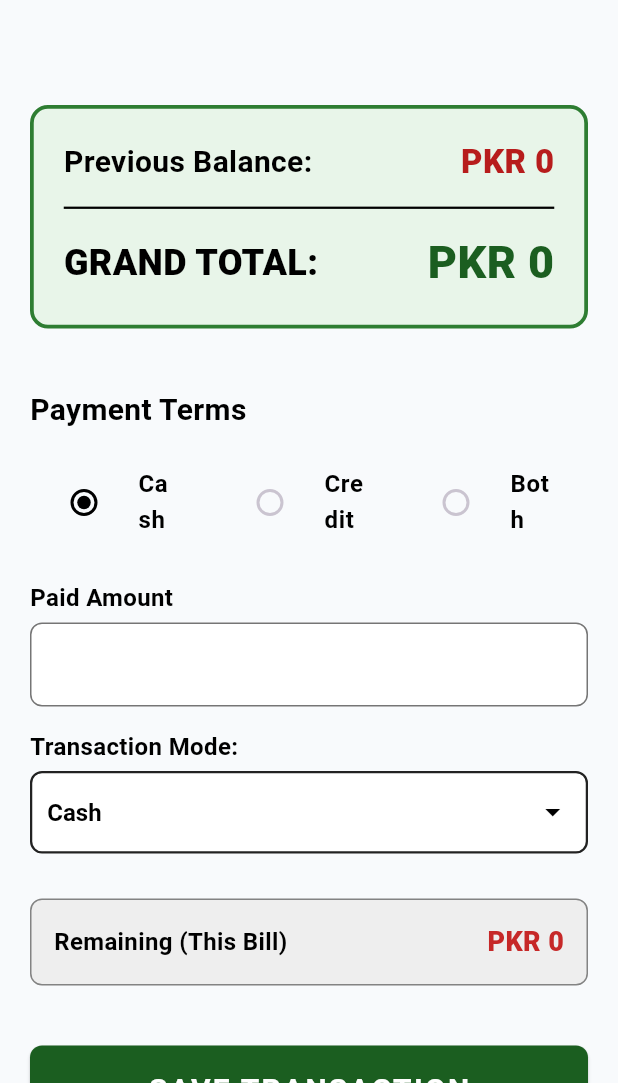
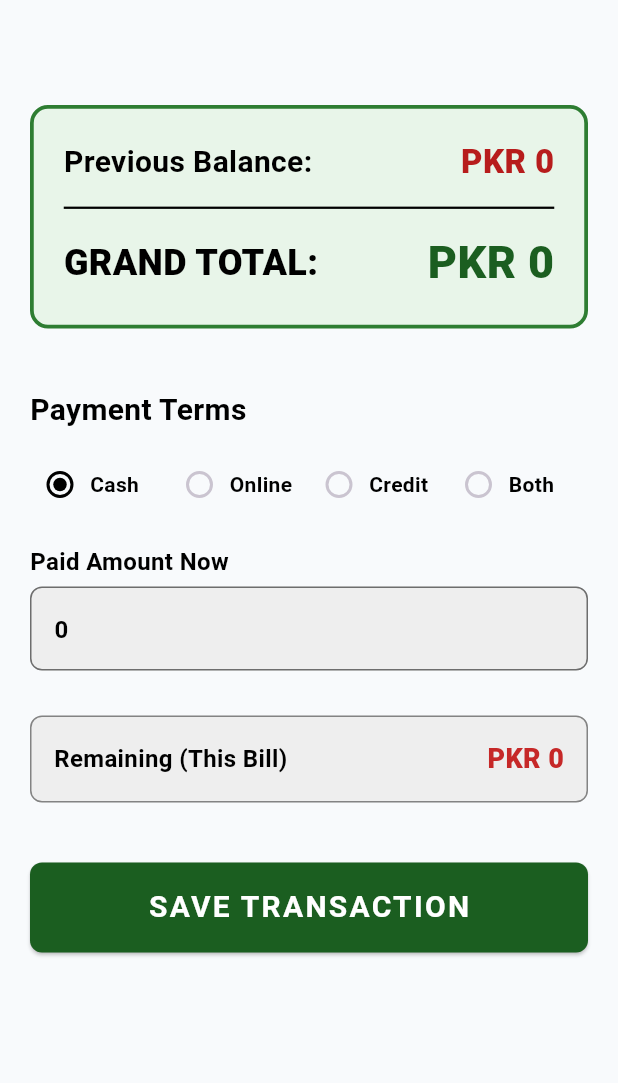
Before and after one commit to BlackA07/marvellous_admin, a Flutter app: the VendorPurchaseScreen screen opened directly, scrolled down 576 dp, after a tap on "SAVE TRANSACTION", on a phone screen of 412 x 824 dp, the part 153-1236 px from its top. Run offline on Flutter 3.47's test engine with Material 3 defaults, Android fonts, the phone set to English and light mode, and no system bars; our stand-ins replace badges, cloud_firestore, country_code_picker, firebase_auth, firebase_core, fl_chart and 7 more; accounts and stored records are empty; Roboto replaces fonts that are missing (Comic Neue).

Commit message:
some changes like online payment and

```diff
--- a/lib/features/vendor_purchase_product/controller/purchase_controller.dart
+++ b/lib/features/vendor_purchase_product/controller/purchase_controller.dart
@@ -288,6 +288,12 @@ class PurchaseController extends GetxController {
         startingDate: startingDate,
         perInstallmentAmount: perInstallmentAmount,
         customDaysLimit: customDaysLimit,
+        initialTransactionMode: transactionMode,
+        initialBankId: bankId,
+        initialBankName: bankName,
+        initialScreenshot: screenshotBase64,
+        initialChequeNumber: chequeNumber,
+        initialChequeDate: chequeDate,
       );
 
       List<Map<String, dynamic>> realSchedule = [];
--- a/lib/features/vendor_purchase_product/models/purchase_model.dart
+++ b/lib/features/vendor_purchase_product/models/purchase_model.dart
@@ -8,11 +8,10 @@ class PurchaseModel {
   String vendorName;
 
   List<Map<String, dynamic>> items;
-
   double totalBillAmount;
 
   // Payment Status
-  String paymentMode; // 'Cash', 'Credit', 'Both'
+  String paymentMode; // 'Cash', 'Online', 'Credit', 'Both'
   double cashPaid;
   double remainingBalance;
 
@@ -22,7 +21,15 @@ class PurchaseModel {
   DateTime? firstPaymentDate;
   DateTime? startingDate;
   double? perInstallmentAmount;
-  int? customDaysLimit; // ✅ NAYA: Custom mode ke liye days limit
+  int? customDaysLimit;
+
+  // ✅ NEW FIELDS FOR INITIAL PAYMENT TRACKING & BANK DEDUCTIONS
+  String? initialTransactionMode; // 'Cash', 'Bank Transfer', 'Cheque'
+  String? initialBankId;
+  String? initialBankName;
+  String? initialScreenshot;
+  String? initialChequeNumber;
+  DateTime? initialChequeDate;
 
   PurchaseModel({
     this.id,
@@ -40,7 +47,13 @@ class PurchaseModel {
     this.firstPaymentDate,
     this.startingDate,
     this.perInstallmentAmount,
-    this.customDaysLimit, // ✅ NAYA
+    this.customDaysLimit,
+    this.initialTransactionMode,
+    this.initialBankId,
+    this.initialBankName,
+    this.initialScreenshot,
+    this.initialChequeNumber,
+    this.initialChequeDate,
   });
 
   Map<String, dynamic> toMap() {
@@ -63,7 +76,15 @@ class PurchaseModel {
           ? Timestamp.fromDate(startingDate!)
           : null,
       'perInstallmentAmount': perInstallmentAmount,
-      'customDaysLimit': customDaysLimit, // ✅ NAYA
+      'customDaysLimit': customDaysLimit,
+      'initialTransactionMode': initialTransactionMode,
+      'initialBankId': initialBankId,
+      'initialBankName': initialBankName,
+      'initialScreenshot': initialScreenshot,
+      'initialChequeNumber': initialChequeNumber,
+      'initialChequeDate': initialChequeDate != null
+          ? Timestamp.fromDate(initialChequeDate!)
+          : null,
     };
   }
 }
--- a/lib/features/vendor_purchase_product/presentation/widgets/payment_terms_section.dart
+++ b/lib/features/vendor_purchase_product/presentation/widgets/payment_terms_section.dart
@@ -24,11 +24,13 @@ class PaymentTermsSection extends StatefulWidget {
 
 class _PaymentTermsSectionState extends State<PaymentTermsSection> {
   final controller = Get.find<PurchaseController>();
+
+  // ✅ UPDATED MODES: Cash, Online, Credit, Both
   String paymentMode = "Cash";
   String creditType = "Daily";
 
-  // ✅ NAYA: Actual Transaction Mode for the Cash part
-  String transactionMode = "Cash"; // Cash, Bank Transfer, Cheque
+  // Actual Transaction Mode for the Upfront part
+  String transactionMode = "Cash";
   String? selectedBankId;
   String? selectedBankName;
   String? bankScreenshotBase64;
@@ -64,6 +66,13 @@ class _PaymentTermsSectionState extends State<PaymentTermsSection> {
   ];
   String selectedWeeklyDay = "Monday";
 
+  @override
+  void initState() {
+    super.initState();
+    // Default Cash selection locks the amount to Total Bill
+    paidAmountCtrl.text = widget.totalBill.toStringAsFixed(0);
+  }
+
   Future<void> _pickImage() async {
     final picker = ImagePicker();
     final pickedFile = await picker.pickImage(
@@ -82,6 +91,8 @@ class _PaymentTermsSectionState extends State<PaymentTermsSection> {
             lockAspectRatio: false,
           ),
           IOSUiSettings(title: 'Crop Screenshot'),
+          // ✅ FIX: Web UI Settings added to prevent crash on Flutter Web
+          WebUiSettings(context: context, presentStyle: WebPresentStyle.dialog),
         ],
       );
       if (croppedFile != null) {
@@ -100,7 +111,7 @@ class _PaymentTermsSectionState extends State<PaymentTermsSection> {
     final DateTime? picked = await showDatePicker(
       context: context,
       initialDate: DateTime.now(),
-      firstDate: DateTime(2000), // Allowing backdate for cheques etc
+      firstDate: DateTime(2000),
       lastDate: DateTime(2100),
       builder: (context, child) {
         return Theme(
@@ -135,13 +146,35 @@ class _PaymentTermsSectionState extends State<PaymentTermsSection> {
 
     double cashPaid = double.tryParse(paidAmountCtrl.text) ?? 0.0;
 
-    // Validations for Bank & Cheque
-    if ((paymentMode == "Cash" || paymentMode == "Both") && cashPaid > 0) {
+    // ✅ STRICT AMOUNT VALIDATIONS
+    if (paymentMode == "Cash" || paymentMode == "Online") {
+      if (cashPaid != widget.totalBill) {
+        Get.snackbar(
+          "Amount Limit",
+          "For $paymentMode, paid amount must be exactly equal to Total Bill (PKR ${widget.totalBill}).",
+          backgroundColor: Colors.red.shade900,
+          colorText: Colors.white,
+        );
+        return;
+      }
+    } else if (paymentMode == "Both") {
+      if (cashPaid <= 0 || cashPaid >= widget.totalBill) {
+        Get.snackbar(
+          "Amount Limit",
+          "For 'Both', paid amount must be greater than 0 and less than Total Bill.",
+          backgroundColor: Colors.red.shade900,
+          colorText: Colors.white,
+        );
+        return;
+      }
+    }
+
+    // ✅ REQUIRED BANK & CHEQUE VALIDATIONS
     if (transactionMode == 'Bank Transfer' && selectedBankId == null) {
       Get.snackbar(
         "Required",
         "Please select a bank.",
-          backgroundColor: Colors.red,
+        backgroundColor: Colors.red.shade900,
         colorText: Colors.white,
       );
       return;
@@ -150,11 +183,10 @@ class _PaymentTermsSectionState extends State<PaymentTermsSection> {
       Get.snackbar(
         "Required",
         "Please enter cheque number.",
-          backgroundColor: Colors.red,
+        backgroundColor: Colors.red.shade900,
         colorText: Colors.white,
       );
       return;
-      }
     }
 
     List<String> activeDays = [];
@@ -172,7 +204,7 @@ class _PaymentTermsSectionState extends State<PaymentTermsSection> {
       startingDate: startingDate,
       perInstallmentAmount: double.tryParse(perDayCtrl.text) ?? 0.0,
       customDaysLimit: int.tryParse(customDaysLimitCtrl.text),
-      // Nayi fields
+
       transactionMode: transactionMode,
       bankId: selectedBankId,
       bankName: selectedBankName,
@@ -204,26 +236,50 @@ class _PaymentTermsSectionState extends State<PaymentTermsSection> {
         ),
         const SizedBox(height: 15),
 
+        // ✅ MODIFIED RADIO BUTTONS
         Row(
-          children: ["Cash", "Credit", "Both"]
+          children: ["Cash", "Online", "Credit", "Both"]
               .map(
                 (mode) => Expanded(
-                  child: RadioListTile(
-                    title: Text(
+                  child: Row(
+                    children: [
+                      Radio<String>(
+                        value: mode,
+                        groupValue: paymentMode,
+                        activeColor: Colors.black,
+                        visualDensity: VisualDensity.compact,
+                        onChanged: (val) => setState(() {
+                          paymentMode = val!;
+                          controller.installmentChart.clear();
+                          if (paymentMode == "Cash") {
+                            paidAmountCtrl.text = widget.totalBill
+                                .toStringAsFixed(0);
+                            transactionMode = "Cash";
+                          } else if (paymentMode == "Online") {
+                            paidAmountCtrl.text = widget.totalBill
+                                .toStringAsFixed(0);
+                            transactionMode = "Bank Transfer";
+                          } else if (paymentMode == "Credit") {
+                            paidAmountCtrl.text = "0";
+                            transactionMode = "Cash";
+                          } else if (paymentMode == "Both") {
+                            paidAmountCtrl.clear();
+                            transactionMode = "Cash";
+                          }
+                        }),
+                      ),
+                      Expanded(
+                        child: Text(
                           mode,
                           style: GoogleFonts.comicNeue(
-                        fontSize: 16,
+                            fontSize: 14,
                             fontWeight: FontWeight.bold,
                             color: Colors.black,
                           ),
+                          overflow: TextOverflow.ellipsis,
                         ),
-                    value: mode,
-                    groupValue: paymentMode,
-                    activeColor: Colors.black,
-                    onChanged: (val) => setState(() {
-                      paymentMode = val!;
-                      controller.installmentChart.clear();
-                    }),
+                      ),
+                    ],
                   ),
                 ),
               )
@@ -232,13 +288,18 @@ class _PaymentTermsSectionState extends State<PaymentTermsSection> {
 
         const SizedBox(height: 20),
 
-        if (paymentMode == "Cash" || paymentMode == "Both") ...[
-          _buildSimpleInput("Paid Amount", paidAmountCtrl, isNum: true),
+        if (paymentMode != "Credit") ...[
+          _buildSimpleInput(
+            "Paid Amount Now",
+            paidAmountCtrl,
+            isNum: true,
+            readOnly: paymentMode == "Cash" || paymentMode == "Online",
+          ),
           const SizedBox(height: 15),
 
-          // ✅ NAYA: Transaction Mode Dropdown
+          if (paymentMode == "Both") ...[
             Text(
-            "Transaction Mode:",
+              "Transaction Mode for Upfront Payment:",
               style: GoogleFonts.comicNeue(
                 fontSize: 16,
                 color: Colors.black,
@@ -256,15 +317,25 @@ class _PaymentTermsSectionState extends State<PaymentTermsSection> {
               child: DropdownButtonHideUnderline(
                 child: DropdownButton<String>(
                   isExpanded: true,
+                  dropdownColor: Colors.white, // ✅ FIX: Force White Background
+                  focusColor: Colors.white, // ✅ FIX: Force focus color to white
                   value: transactionMode,
                   style: GoogleFonts.comicNeue(
                     fontSize: 16,
-                  color: Colors.black,
+                    color: Colors.black, // ✅ FIX: Force black text
                     fontWeight: FontWeight.bold,
                   ),
                   icon: const Icon(Icons.arrow_drop_down, color: Colors.black),
                   items: ["Cash", "Bank Transfer", "Cheque"]
-                    .map((e) => DropdownMenuItem(value: e, child: Text(e)))
+                      .map(
+                        (e) => DropdownMenuItem(
+                          value: e,
+                          child: Text(
+                            e,
+                            style: const TextStyle(color: Colors.black),
+                          ), // ✅ FIX
+                        ),
+                      )
                       .toList(),
                   onChanged: (v) => setState(() {
                     transactionMode = v!;
@@ -277,10 +348,10 @@ class _PaymentTermsSectionState extends State<PaymentTermsSection> {
                 ),
               ),
             ),
+            const SizedBox(height: 15),
+          ],
 
-          const SizedBox(height: 15),
-
-          // ✅ NAYA: Bank Transfer Details
+          // ✅ BANK TRANSFER DETAILS
           if (transactionMode == 'Bank Transfer') ...[
             Container(
               padding: const EdgeInsets.all(15),
@@ -297,11 +368,14 @@ class _PaymentTermsSectionState extends State<PaymentTermsSection> {
                     style: GoogleFonts.comicNeue(
                       fontWeight: FontWeight.bold,
                       fontSize: 16,
+                      color: Colors.black,
                     ),
                   ),
                   const SizedBox(height: 5),
                   StreamBuilder<QuerySnapshot>(
                     stream: FirebaseFirestore.instance
+                        .collection('company_finances')
+                        .doc('main_finances')
                         .collection('banks')
                         .snapshots(),
                     builder: (context, snapshot) {
@@ -318,15 +392,35 @@ class _PaymentTermsSectionState extends State<PaymentTermsSection> {
                         child: DropdownButtonHideUnderline(
                           child: DropdownButton<String>(
                             isExpanded: true,
-                            hint: const Text("Choose a Bank..."),
+                            dropdownColor: Colors.white, // ✅ FIX: Background
+                            focusColor: Colors.white, // ✅ FIX: Focus color
+                            hint: Text(
+                              "Choose a Bank...",
+                              style: GoogleFonts.comicNeue(
+                                color: Colors.black54,
+                                fontWeight: FontWeight.bold,
+                              ),
+                            ),
                             value: selectedBankId,
+                            style: GoogleFonts.comicNeue(
+                              color: Colors.black, // ✅ FIX: Black selected text
+                              fontWeight: FontWeight.bold,
+                              fontSize: 16,
+                            ),
+                            icon: const Icon(
+                              Icons.arrow_drop_down,
+                              color: Colors.black,
+                            ),
                             items: bankDocs.map((doc) {
                               var d = doc.data() as Map<String, dynamic>;
                               String name =
-                                  "${d['bankName']} - ${d['accountTitle']}";
+                                  "${d['name'] ?? d['bankName']} - ${d['accountTitle']}";
                               return DropdownMenuItem(
                                 value: doc.id,
-                                child: Text(name),
+                                child: Text(
+                                  name,
+                                  style: const TextStyle(color: Colors.black),
+                                ), // ✅ FIX
                               );
                             }).toList(),
                             onChanged: (v) {
@@ -337,7 +431,7 @@ class _PaymentTermsSectionState extends State<PaymentTermsSection> {
                                 );
                                 var d = bDoc.data() as Map<String, dynamic>;
                                 selectedBankName =
-                                    "${d['bankName']} - ${d['accountTitle']}";
+                                    "${d['name'] ?? d['bankName']} - ${d['accountTitle']}";
                               });
                             },
                           ),
@@ -454,7 +548,7 @@ class _PaymentTermsSectionState extends State<PaymentTermsSection> {
               children: [
                 Expanded(
                   child: _buildSimpleInput(
-                    "First Payment Amount",
+                    "First Scheduled Payment",
                     firstPaymentAmtCtrl,
                     isNum: true,
                   ),
@@ -487,12 +581,11 @@ class _PaymentTermsSectionState extends State<PaymentTermsSection> {
               ),
             ),
           ] else ...[
-            // ✅ Standard Credit Mode Inputs
             Row(
               children: [
                 Expanded(
                   child: _buildSimpleInput(
-                    "First Payment Amount",
+                    "First Scheduled Payment",
                     firstPaymentAmtCtrl,
                     isNum: true,
                   ),
@@ -511,7 +604,6 @@ class _PaymentTermsSectionState extends State<PaymentTermsSection> {
               ],
             ),
             const SizedBox(height: 20),
-
             Row(
               children: [
                 Expanded(
@@ -812,6 +904,7 @@ class _PaymentTermsSectionState extends State<PaymentTermsSection> {
     String label,
     TextEditingController ctrl, {
     bool isNum = false,
+    bool readOnly = false,
   }) {
     return Column(
       crossAxisAlignment: CrossAxisAlignment.start,
@@ -827,6 +920,7 @@ class _PaymentTermsSectionState extends State<PaymentTermsSection> {
         const SizedBox(height: 5),
         TextField(
           controller: ctrl,
+          readOnly: readOnly,
           keyboardType: isNum ? TextInputType.number : TextInputType.text,
           onChanged: (v) => setState(() {}),
           style: GoogleFonts.comicNeue(
@@ -836,7 +930,7 @@ class _PaymentTermsSectionState extends State<PaymentTermsSection> {
           ),
           decoration: InputDecoration(
             filled: true,
-            fillColor: Colors.white,
+            fillColor: readOnly ? Colors.grey.shade200 : Colors.white,
             border: OutlineInputBorder(
               borderSide: const BorderSide(color: Colors.black87),
               borderRadius: BorderRadius.circular(8),
```
Also changed, not shown: lib/features/staff/controller/add_staff_controller.dart (+15 -17 lines), lib/features/staff/repository/staff_repository.dart (+6 -4 lines), lib/features/vendor_purchase_product/repository/purchase_repository.dart (+56 -5 lines), 1 other file. Lines whose indentation alone changed are shown as unchanged.
